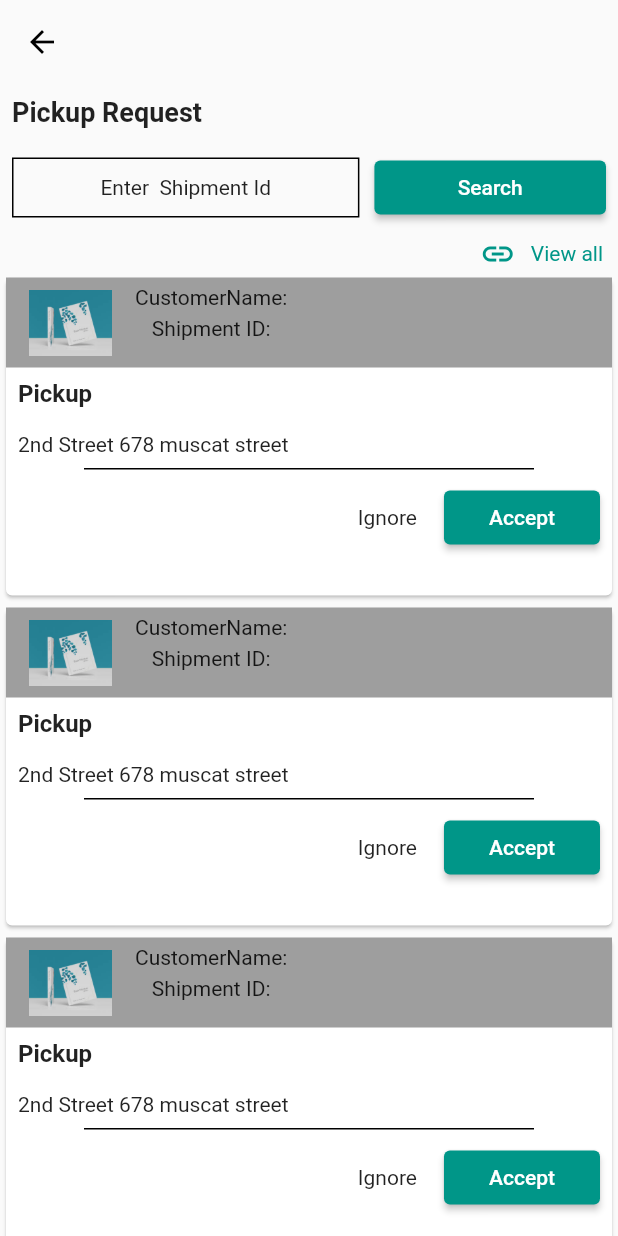
After one commit to sayanths/calicut_project, a Flutter app: the ScreenCustom screen opened directly, on a phone screen of 412 x 824 dp. The commit adds this screen. Run offline on Flutter 3.47's test engine with Material 2 defaults, Android fonts, the phone set to English and light mode, and no system bars; our stand-ins replace dio, get, google_maps_flutter.

Commit message:
custom page completed

```diff
--- /dev/null
+++ b/lib/app/home_screen/view/widget/inside_screen_custom.dart
@@ -0,0 +1,154 @@
+import 'package:flutter/material.dart';
+
+class ScreenCustom extends StatelessWidget {
+  const ScreenCustom({Key? key}) : super(key: key);
+
+  @override
+  Widget build(BuildContext context) {
+    return Scaffold(
+      appBar: AppBar(
+        backgroundColor: Colors.transparent,
+        elevation: 0,
+        leading: IconButton(
+          onPressed: () {
+            Navigator.of(context).pop();
+          },
+          icon: const Icon(Icons.arrow_back),
+          color: Colors.black,
+        ),
+      ),
+      body: ListView(
+        children: [
+          const Padding(
+            padding: EdgeInsets.all(8.0),
+            child: Text(
+              'Pickup Request',
+              style: TextStyle(fontSize: 18, fontWeight: FontWeight.bold),
+            ),
+          ),
+          Padding(
+            padding: const EdgeInsets.all(8.0),
+            child: Row(
+              children: [
+                Expanded(
+                  flex: 3,
+                  child: Container(
+                    height: 40,
+                    width: double.infinity,
+                    decoration: BoxDecoration(border: Border.all()),
+                    child: const Center(child: Text('Enter  Shipment Id')),
+                  ),
+                ),
+                const SizedBox(width: 10),
+                Expanded(
+                    flex: 2,
+                    child: ElevatedButton(
+                        style: ElevatedButton.styleFrom(
+                          primary: Colors.teal,
+                          padding: const EdgeInsets.symmetric(
+                              horizontal: 30, vertical: 10),
+                        ),
+                        onPressed: () {},
+                        child: const Text('Search')))
+              ],
+            ),
+          ),
+          Row(
+            mainAxisAlignment: MainAxisAlignment.end,
+            children: const [
+              Icon(Icons.link, color: Colors.teal),
+              SizedBox(width: 10),
+              Text(
+                "View all",
+                style: TextStyle(color: Colors.teal),
+              ),
+              SizedBox(width: 10),
+            ],
+          ),
+          SizedBox(
+            height: 700,
+            child: ListView.builder(itemBuilder: (cxt, index) {
+              return Card(
+                child: Column(
+                  children: [
+                    Container(
+                      height: 60,
+                      width: double.infinity,
+                      color: Colors.grey,
+                      child: Row(
+                        children: [
+                          Padding(
+                            padding: const EdgeInsets.all(8.0),
+                            child: Image.asset(
+                              'asset/book_img.jpg',
+                              width: 70,
+                              height: double.infinity,
+                            ),
+                          ),
+                          Column(
+                            children: const [
+                              SizedBox(height: 5),
+                              Text('CustomerName:'),
+                              SizedBox(
+                                height: 5,
+                              ),
+                              Text('Shipment ID:')
+                            ],
+                          )
+                        ],
+                      ),
+                    ),
+                    const Align(
+                        alignment: Alignment.centerLeft,
+                        child: Padding(
+                          padding: EdgeInsets.all(8.0),
+                          child: Text(
+                            'Pickup',
+                            style: TextStyle(
+                                fontSize: 16, fontWeight: FontWeight.bold),
+                          ),
+                        )),
+                    const Align(
+                        alignment: Alignment.centerLeft,
+                        child: Padding(
+                          padding: EdgeInsets.all(8.0),
+                          child: Text('2nd Street 678 muscat street'),
+                        )),
+                    Container(
+                      height: 1,
+                      width: 300,
+                      color: Colors.black,
+                    ),
+                    Row(
+                      mainAxisAlignment: MainAxisAlignment.end,
+                      children: [
+                        const Text('Ignore'),
+                        const SizedBox(
+                          width: 10,
+                        ),
+                        Padding(
+                          padding: const EdgeInsets.all(8.0),
+                          child: ElevatedButton(
+                              style: ElevatedButton.styleFrom(
+                                primary: Colors.teal,
+                                padding: const EdgeInsets.symmetric(
+                                    horizontal: 30, vertical: 10),
+                              ),
+                              onPressed: () {},
+                              child: const Text('Accept')),
+                        )
+                      ],
+                    ),
+                    const SizedBox(
+                      height: 20,
+                    ),
+                  ],
+                ),
+              );
+            }),
+          )
+        ],
+      ),
+    );
+  }
+}
```
Also changed, not shown: lib/app/home_screen/view/home_screen.dart (+5 -2 lines), lib/app/home_screen/view/widget/custom_tab.dart (added, +56 -0 lines), lib/app/home_screen/view/widget/google_map.dart (added, +20 -0 lines), lib/app/login_screen/model/login_model.dart (+5 -5 lines).
